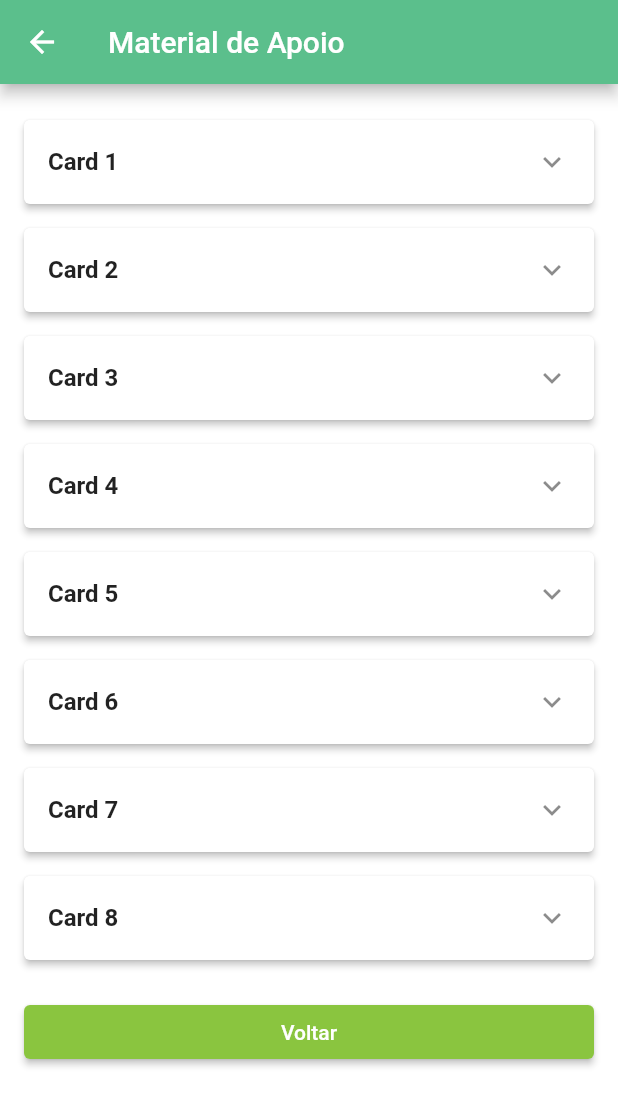
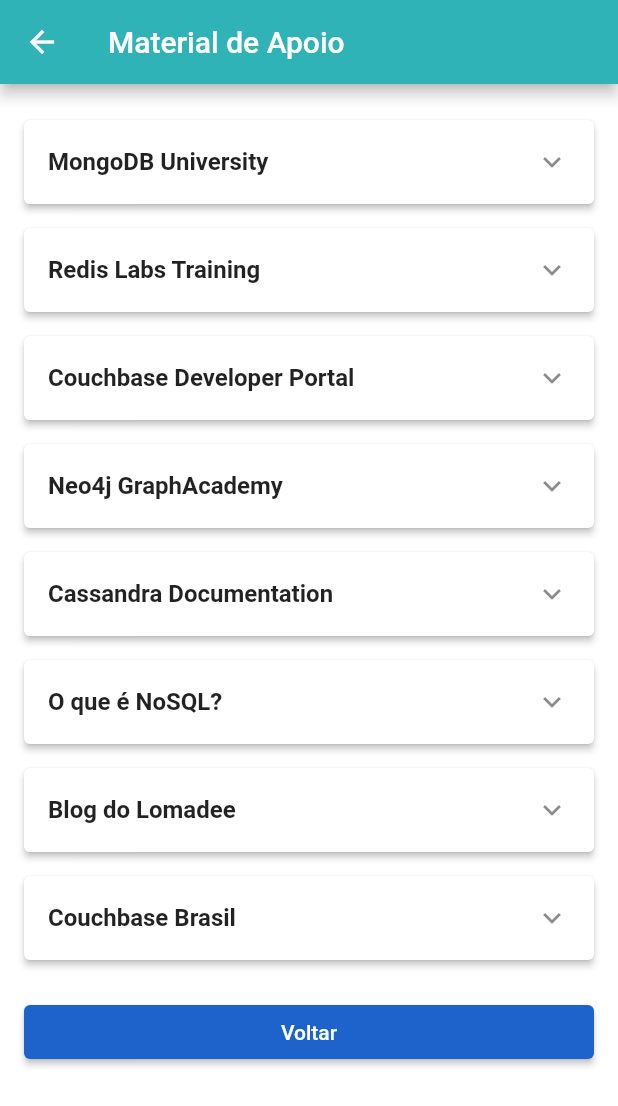
Before and after one commit to AbilioNB/flutter_quiz_no_sql, a Flutter app: the InfoPage screen opened directly, on a phone screen of 412 x 824 dp. Shown: the top 1106 px of the screen. Run offline on Flutter 3.47's test engine with Material 2 defaults, Android fonts, the phone set to English and light mode, and no system bars.

Commit message:
Alteração da página de informação com os links verdadeiros.

```diff
--- a/lib/info_page.dart
+++ b/lib/info_page.dart
@@ -6,7 +6,7 @@
   Widget build(BuildContext context) {
     return Scaffold(
       appBar: AppBar(
-        backgroundColor: Color(0xFF5BBF8C), // Cor da barra de aplicativos
+        backgroundColor: Color(0xFF30B3B7), // Cor da barra de aplicativos
         title: Text('Material de Apoio'),
       ),
       body: Container(
@@ -15,36 +15,36 @@
           padding: EdgeInsets.all(16.0),
           children: [
             HelpCard(
-              cardName: 'Card 1',
-              cardLink: 'https://www.google.com.br',
+              cardName: 'MongoDB University',
+              cardLink: 'https://university.mongodb.com/',
             ),
             HelpCard(
-              cardName: 'Card 2',
-              cardLink: 'https://www.google.com.br',
+              cardName: 'Redis Labs Training',
+              cardLink: 'https://redislabs.com/redis-best-practices/redis-training/',
             ),
             HelpCard(
-              cardName: 'Card 3',
-              cardLink: 'https://www.google.com.br',
+              cardName: 'Couchbase Developer Portal',
+              cardLink: 'https://developer.couchbase.com/',
             ),
             HelpCard(
-              cardName: 'Card 4',
-              cardLink: 'https://www.google.com.br',
+              cardName: 'Neo4j GraphAcademy',
+              cardLink: 'https://neo4j.com/graphacademy/',
             ),
             HelpCard(
-              cardName: 'Card 5',
-              cardLink: 'https://www.google.com.br',
+              cardName: 'Cassandra Documentation',
+              cardLink: ' https://cassandra.apache.org/doc/latest/',
             ),
             HelpCard(
-              cardName: 'Card 6',
-              cardLink: 'https://www.google.com.br',
+              cardName: 'O que é NoSQL?',
+              cardLink: 'https://www.oracle.com/br/database/nosql/what-is-nosql/',
             ),
             HelpCard(
-              cardName: 'Card 7',
-              cardLink: 'https://www.google.com.br',
+              cardName: 'Blog do Lomadee',
+              cardLink: 'https://www.lomadee.com/blog/tudo-sobre-banco-de-dados-nosql/',
             ),
             HelpCard(
-              cardName: 'Card 8',
-              cardLink: 'https://www.google.com.br',
+              cardName: 'Couchbase Brasil',
+              cardLink: 'https://www.couchbase.com.br/',
             ),
             SizedBox(height: 16.0),
             ElevatedButton(
@@ -53,7 +53,7 @@
               },
               child: Text('Voltar'),
               style: ElevatedButton.styleFrom(
-                primary: Color(0xFF8AC53F), // Cor do botão Voltar
+                primary: Color(0xFF1D63CB), // Cor do botão Voltar
               ),
             ),
           ],
```
